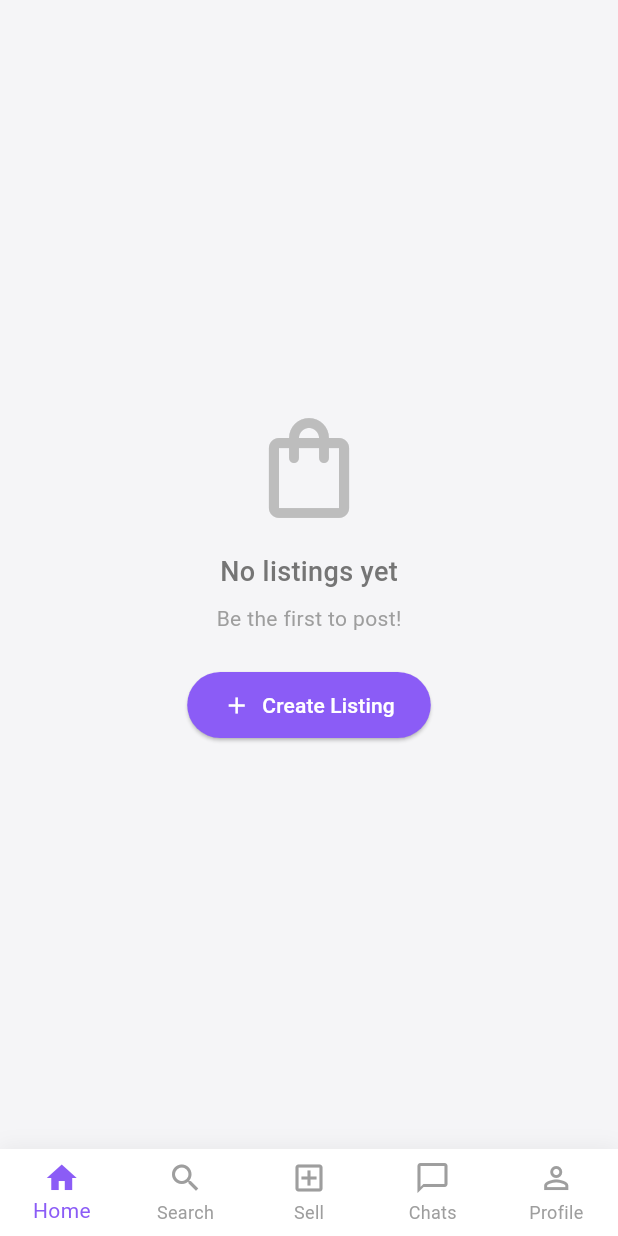
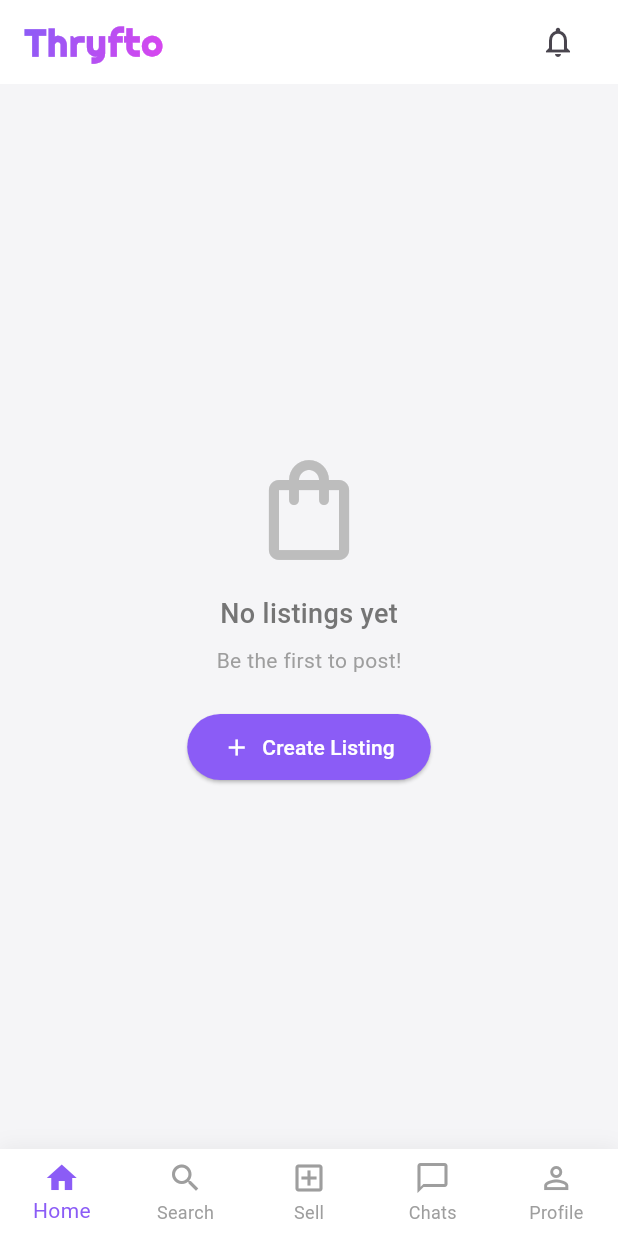
Before and after one commit to jaeqwrty/ThyrftoApp, a Flutter app: the HomeScreen screen opened directly with empty values, on a phone screen of 412 x 824 dp. Run offline on Flutter 3.47's test engine with Material 3 defaults, Android fonts, the phone set to English and light mode, and no system bars; our stand-ins replace cloud_firestore, firebase_auth, firebase_core, firebase_storage, geolocator, google_fonts and 3 more; accounts and stored records are empty.

Commit message:
Polsih home_page

```diff
--- a/lib/pages/home_page.dart
+++ b/lib/pages/home_page.dart
@@ -38,6 +38,47 @@ class _HomeScreenState extends State<HomeScreen> {
     } else {
       return count.toString();
     }
+  }
+
+  // Reusable AppBar method to avoid duplication
+  SliverAppBar _buildAppBar() {
+    return SliverAppBar(
+      floating: true,
+      snap: true,
+      elevation: 0,
+      backgroundColor: Colors.white,
+      automaticallyImplyLeading: false,
+      title: ShaderMask(
+        shaderCallback: (bounds) => const LinearGradient(
+          colors: [Color(0xFF8B5CF6), Color(0xFFD946EF)],
+          begin: Alignment.topLeft,
+          end: Alignment.bottomRight,
+        ).createShader(bounds),
+        child: Text(
+          'Thryfto',
+          style: GoogleFonts.righteous(
+            fontSize: 24,
+            fontWeight: FontWeight.bold,
+            color: Colors.white,
+            letterSpacing: 1.2,
+          ),
+        ),
+      ),
+      actions: [
+        NotificationBell(
+          notificationService: _notificationService,
+          onPressed: () {
+            Navigator.push(
+              context,
+              MaterialPageRoute(
+                builder: (context) => const NotificationsPage(),
+              ),
+            );
+          },
+        ),
+        const SizedBox(width: 16),
+      ],
+    );
   }
 
   void _onItemTapped(int index) {
@@ -163,8 +204,15 @@ class _HomeScreenState extends State<HomeScreen> {
               }
             }
 
+            // Empty state - show app bar with empty message
             if (listings.isEmpty) {
-              return Center(
+              return CustomScrollView(
+                slivers: [
+                  _buildAppBar(), // Use the reusable method
+
+                  // Empty state content
+                  SliverFillRemaining(
+                    child: Center(
                       child: Column(
                         mainAxisAlignment: MainAxisAlignment.center,
                         children: [
@@ -213,51 +261,18 @@ class _HomeScreenState extends State<HomeScreen> {
                           ),
                         ],
                       ),
+                    ),
+                  ),
+                ],
               );
             }
 
+            // Listings exist - show app bar with listings
             return RefreshIndicator(
               onRefresh: () async => setState(() {}),
               child: CustomScrollView(
                 slivers: [
-                  // Sticky App Bar Header
-                  SliverAppBar(
-                    floating: true,
-                    snap: true,
-                    elevation: 0,
-                    backgroundColor: Colors.white,
-                    automaticallyImplyLeading: false,
-                    title: ShaderMask(
-                      shaderCallback: (bounds) => const LinearGradient(
-                        colors: [Color(0xFF8B5CF6), Color(0xFFD946EF)],
-                        begin: Alignment.topLeft,
-                        end: Alignment.bottomRight,
-                      ).createShader(bounds),
-                      child: Text(
-                        'Thryfto',
-                        style: GoogleFonts.righteous(
-                          fontSize: 24,
-                          fontWeight: FontWeight.bold,
-                          color: Colors.white,
-                          letterSpacing: 1.2,
-                        ),
-                      ),
-                    ),
-                    actions: [
-                      NotificationBell(
-                        notificationService: _notificationService,
-                        onPressed: () {
-                          Navigator.push(
-                            context,
-                            MaterialPageRoute(
-                              builder: (context) => const NotificationsPage(),
-                            ),
-                          );
-                        },
-                      ),
-                      const SizedBox(width: 16),
-                    ],
-                  ),
+                  _buildAppBar(), // Use the reusable method
 
                   // Listings
                   SliverList(
--- a/lib/pages/profile_page.dart
+++ b/lib/pages/profile_page.dart
@@ -317,14 +317,13 @@ Future<void> _handleEditProfile() async {
         FirebaseAuth.instance.currentUser?.uid;
     if (userId != null) {
       ScaffoldMessenger.of(context).showSnackBar(
-        const SnackBar(content: Text('Resetting and re-seeding database...')),
+        const SnackBar(content: Text('Resetting database...')),
       );
       await SeedingService().clearAllData();
-      await SeedingService().seedDatabase(userId);
       if (mounted) {
         ScaffoldMessenger.of(context).showSnackBar(
           const SnackBar(
-              content: Text('Database reset and seeded successfully!')),
+              content: Text('Database reset successfully!')),
         );
       }
     }
```
Lines whose indentation alone changed are shown as unchanged.
